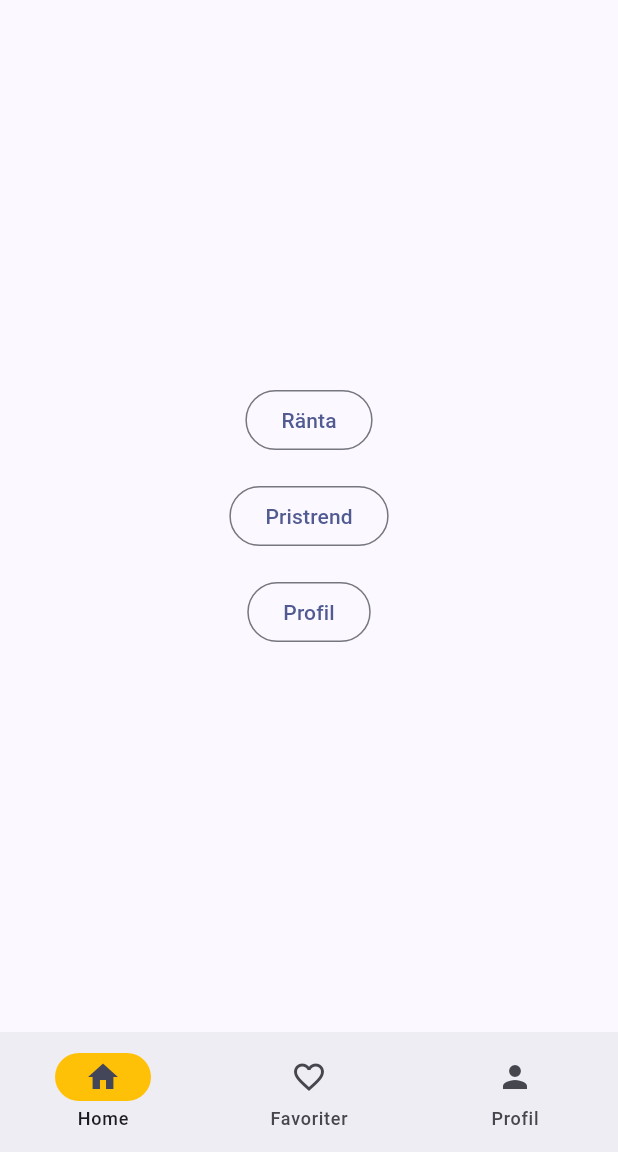
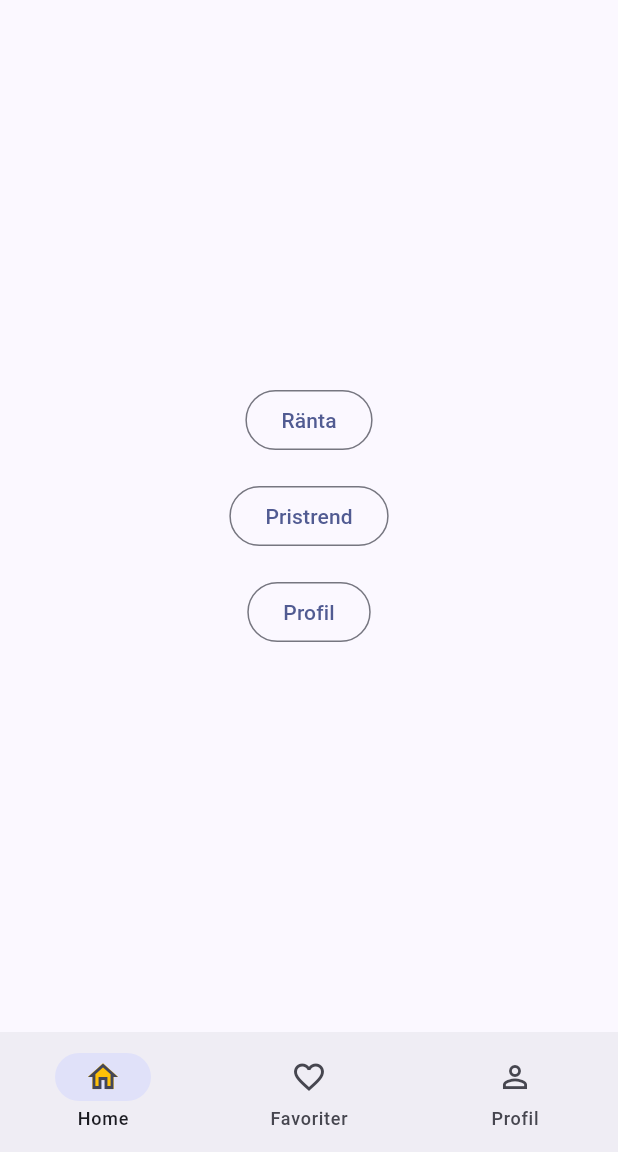
Before and after one commit to gu-tig333-ht25/grupp-3, a Flutter app: the screen it shows after launch, on a phone screen of 412 x 824 dp, the part 84-1236 px from its top. Run offline on Flutter 3.47's test engine with Material 3 defaults, Android fonts, the phone set to English and light mode, and no system bars.

Commit message:
Fixade ikoner och färger för menu baren

```diff
--- a/lib/screens/home.dart
+++ b/lib/screens/home.dart
@@ -75,19 +75,38 @@ class _HomeScreenState extends State<HomeScreen> {
             currentPageIndex = index;
           });
         },
-        indicatorColor: Colors.amber,
         selectedIndex: currentPageIndex,
         destinations: const <Widget>[
           NavigationDestination(
-            selectedIcon: Icon(Icons.home),
+            selectedIcon: Stack(
+              children: [
+                Icon(Icons.home, color: Colors.amber),
+                Icon(Icons.home_outlined),
+              ],
+            ),
             icon: Icon(Icons.home_outlined),
             label: 'Home',
           ),
           NavigationDestination(
-            icon: Icon(Icons.favorite_border),
+            selectedIcon: Stack(
+              children: [
+                Icon(Icons.favorite, color: Colors.red),
+                Icon(Icons.favorite_outline),
+              ],
+            ),
+            icon: Icon(Icons.favorite_outline),
             label: 'Favoriter',
           ),
-          NavigationDestination(icon: Icon(Icons.person), label: 'Profil'),
+          NavigationDestination(
+            selectedIcon: Stack(
+              children: [
+                Icon(Icons.person, color: Colors.amber),
+                Icon(Icons.person_outline),
+              ],
+            ),
+            icon: Icon(Icons.person_outline),
+            label: 'Profil',
+          ),
         ],
       ),
     );
```
